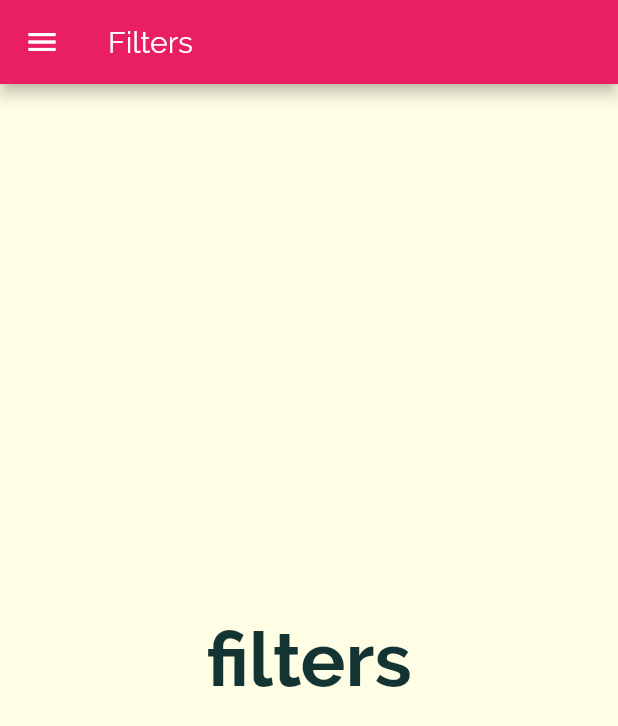
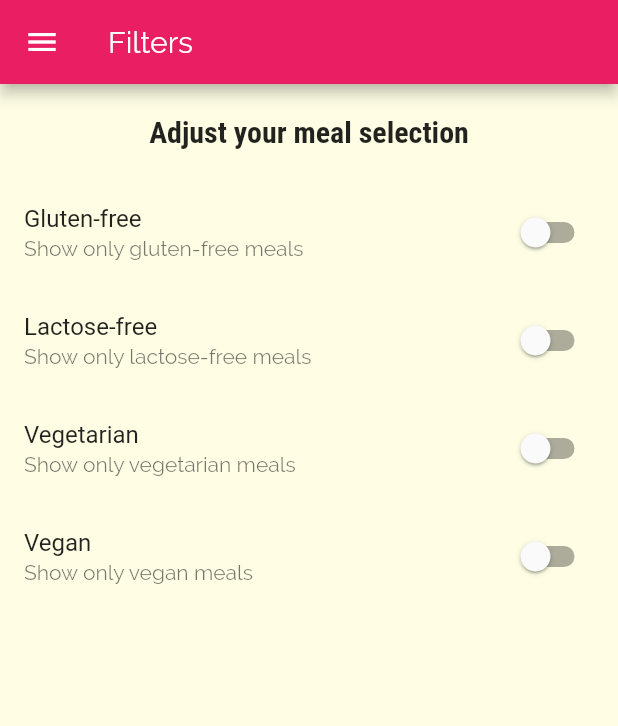
Before and after one commit to Zims/meals_app, a Flutter app: the FiltersScreen screen opened by its route, on a phone screen of 412 x 824 dp. Shown: the top 726 px of the screen. Run offline on Flutter 3.47's test engine with Material 2 defaults, Android fonts, the phone set to English and light mode, and no system bars.

Commit message:
Adding Filter Switches

```diff
--- a/lib/screens/filters_screen.dart
+++ b/lib/screens/filters_screen.dart
@@ -1,26 +1,108 @@
 import 'package:flutter/material.dart';
 import '../widgets/main_drawer.dart';
 
-class FiltersScreen extends StatelessWidget {
+class FiltersScreen extends StatefulWidget {
   static const routeName = '/filter-screen';
+
+  @override
+  _FiltersScreenState createState() => _FiltersScreenState();
+}
+
+class _FiltersScreenState extends State<FiltersScreen> {
+  var _glutenFree = false;
+  var _vegetarian = false;
+  var _vegan = false;
+  var _lactoseFree = false;
+
+  Widget _buildSwitchListTile(
+    String title,
+    String description,
+    bool currentValue,
+    Function updateValue,
+  ) {
+    return SwitchListTile(
+      title: Text(
+        title,
+      ),
+      value: currentValue,
+      subtitle: Text(
+        description,
+      ),
+      onChanged: updateValue,
+    );
+  }
 
   @override
   Widget build(BuildContext context) {
     return Scaffold(
         appBar: AppBar(
           title: Text('Filters'),
-
         ),
         drawer: MainDrawer(),
-      body: Center(
+        body: Column(
+          children: <Widget>[
+            Container(
+              padding: EdgeInsets.all(20.0),
               child: Text(
-          'filters',
-          style: TextStyle(
-            fontSize: 50.0,
-            fontWeight: FontWeight.bold,
+                'Adjust your meal selection',
+                style: Theme.of(context).textTheme.title,
               ),
             ),
+            Expanded(
+              child: ListView(
+                children: <Widget>[
+                  _buildSwitchListTile(
+                    'Gluten-free',
+                    'Show only gluten-free meals',
+                    _glutenFree,
+                    (newValue) {
+                      setState(
+                        () {
+                          _glutenFree = newValue;
+                        },
+                      );
+                    },
                   ),
+                  _buildSwitchListTile(
+                    'Lactose-free',
+                    'Show only lactose-free meals',
+                    _lactoseFree,
+                    (newValue) {
+                      setState(
+                        () {
+                          _lactoseFree = newValue;
+                        },
                       );
+                    },
+                  ),
+                  _buildSwitchListTile(
+                    'Vegetarian',
+                    'Show only vegetarian meals',
+                    _vegetarian,
+                    (newValue) {
+                      setState(
+                        () {
+                          _vegetarian = newValue;
+                        },
+                      );
+                    },
+                  ),
+                  _buildSwitchListTile(
+                    'Vegan',
+                    'Show only vegan meals',
+                    _vegan,
+                    (newValue) {
+                      setState(
+                        () {
+                          _vegan = newValue;
+                        },
+                      );
+                    },
+                  ),
+                ],
+              ),
+            )
+          ],
+        ));
   }
 }
```
Lines whose indentation alone changed are shown as unchanged.
